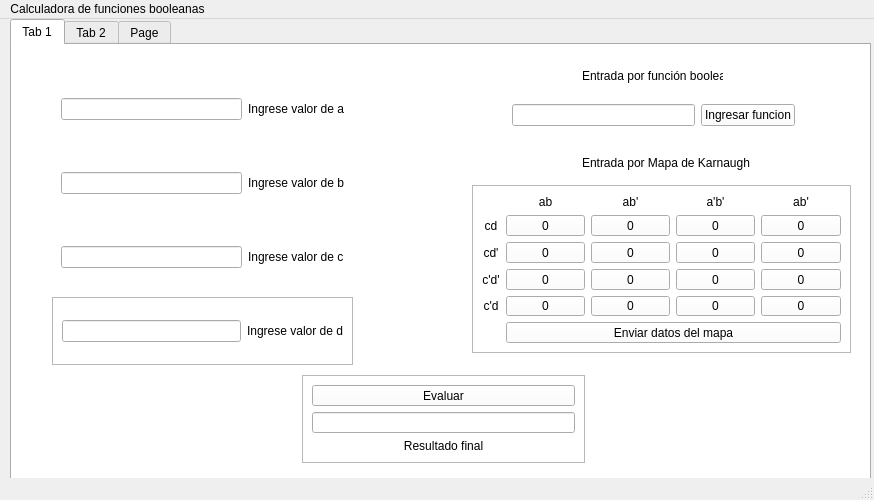
Above: mainwindow.ui from Eliasj15/Tarea-programada-3 before the change. Below: the same form after it.
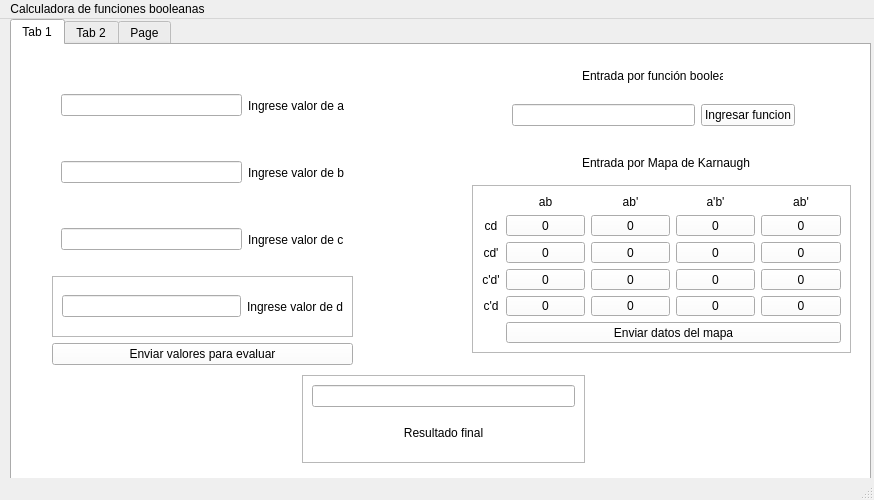
That is the form after the change.

Commit message: Boton innecesario eliminado

Diff of the .ui file:
```diff
--- a/mainwindow.ui
+++ b/mainwindow.ui
@@ -95,13 +95,6 @@
        <enum>QFrame::Raised</enum>
       </property>
       <layout class="QVBoxLayout" name="verticalLayout">
-       <item>
-        <widget class="QPushButton" name="pushButton_2">
-         <property name="text">
-          <string>Evaluar</string>
-         </property>
-        </widget>
-       </item>
        <item>
         <widget class="QLineEdit" name="lineEdit_5"/>
        </item>
@@ -455,6 +448,13 @@
          </layout>
         </widget>
        </item>
+       <item>
+        <widget class="QPushButton" name="pushButton_21">
+         <property name="text">
+          <string>Enviar valores para evaluar</string>
+         </property>
+        </widget>
+       </item>
       </layout>
      </widget>
      <widget class="QLabel" name="label_13">
```
